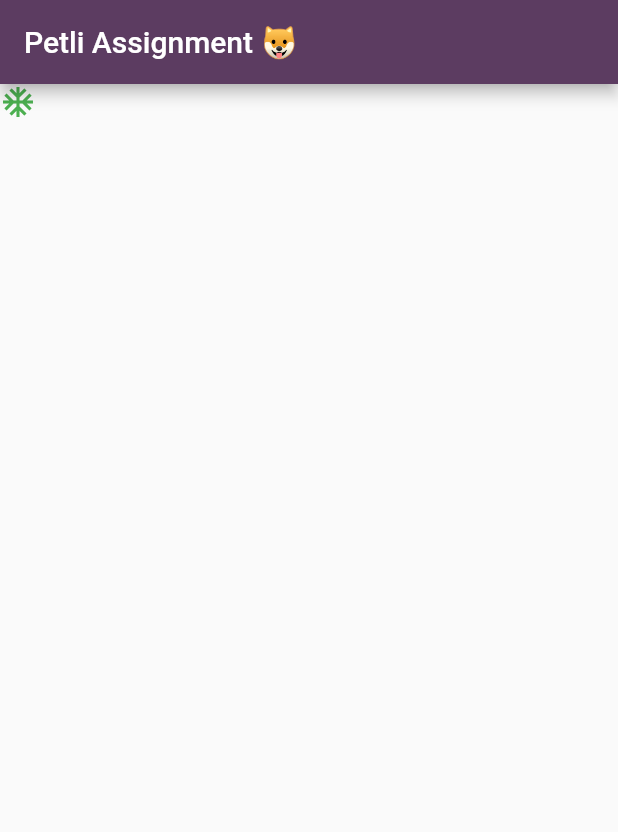
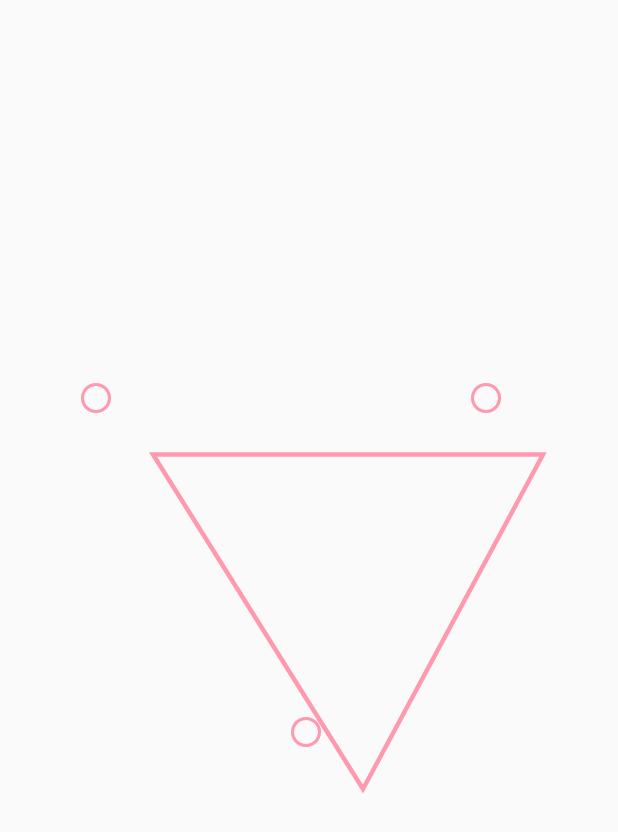
Before and after one commit to alice-ang/flutter, a Flutter app: the screen it shows after launch, on a phone screen of 412 x 824 dp. Shown: the top 832 px of the screen. Run offline on Flutter 3.47's test engine with Material 2 defaults, Android fonts, the light colour scheme and no system bars.

Commit message:
fix CustomMultiChildLayout and lines between circles

```diff
--- a/lib/main.dart
+++ b/lib/main.dart
@@ -1,54 +1,153 @@
 import 'package:flutter/material.dart';
-import 'package:petli/circle/circle.dart';
-import 'package:petli/shape/shape.dart';
-import 'package:petli/triangle/triangle.dart';
 
-void main() {
-  runApp(const MyApp());
-}
+void main() => runApp(const MyApp());
 
 class MyApp extends StatelessWidget {
   const MyApp({Key? key}) : super(key: key);
-  final c1 = const Circle();
-  static const c2 = Circle();
+
+  // This widget is the root of your application.
   @override
   Widget build(BuildContext context) {
-    return MaterialApp(
-        home: Scaffold(
-            appBar: AppBar(
-              backgroundColor: const Color(0xff5c3c61),
-              title: const Text(
-                'Petli Assignment 🐶',
-                style: TextStyle(color: Colors.white),
-              ),
-            ),
-            body: CustomMultiChildLayout(
-              delegate: DragArea(),
+    return const MaterialApp(
+      home: MyCanvas(),
+    );
+  }
+}
+
+class MyCanvas extends StatefulWidget {
+  const MyCanvas({Key? key}) : super(key: key);
+
+  @override
+  _MyCanvasState createState() => _MyCanvasState();
+}
+
+class Position {
+  double _x;
+  double _y;
+
+  Position(this._x, this._y);
+
+  setPosition(double x, double y) {
+    _x = x;
+    _y = y;
+  }
+
+  double get x {
+    return _x;
+  }
+
+  double get y {
+    return _y;
+  }
+}
+
+class _MyCanvasState extends State<MyCanvas> {
+  var pos = <Position>[];
+
+  @override
+  Widget build(BuildContext context) {
+    pos.add(Position(192, 476));
+    pos.add(Position(312, 253));
+    pos.add(Position(52, 253));
+    pos.add(Position(50, 50));
+
+    return Scaffold(
+      body: Center(
+        child: CustomMultiChildLayout(
+          delegate: DragArea(pos),
           children: <Widget>[
             LayoutId(
               id: 't0',
               child: Draggable(
-                    feedback: Icon(Icons.filter_vintage),
+                feedback: const Icon(Icons.circle_outlined),
                 child: const Icon(
-                      Icons.ac_unit,
-                      color: Colors.green,
+                  Icons.circle_outlined,
+                  color: Color(0xffff99af),
                 ),
                 childWhenDragging: Container(),
                 onDragEnd: (DraggableDetails d) {
-                      print(d);
+                  setState(() {
+                    pos[0].setPosition(d.offset.dx, d.offset.dy);
+                  });
                 },
               ),
             ),
+            LayoutId(
+              id: 't1',
+              child: Draggable(
+                feedback: const Icon(Icons.circle_outlined),
+                child: const Icon(
+                  Icons.circle_outlined,
+                  color: Color(0xffff99af),
+                ),
+                childWhenDragging: Container(),
+                onDragEnd: (DraggableDetails d) {
+                  setState(() {
+                    pos[1].setPosition(d.offset.dx, d.offset.dy);
+                  });
+                },
+              ),
+            ),
+            LayoutId(
+              id: 't2',
+              child: Draggable(
+                feedback: const Icon(Icons.circle_outlined),
+                child: const Icon(
+                  Icons.circle_outlined,
+                  color: Color(0xffff99af),
+                ),
+                childWhenDragging: Container(),
+                onDragEnd: (DraggableDetails d) {
+                  setState(() {
+                    pos[2].setPosition(d.offset.dx, d.offset.dy);
+                  });
+                },
+              ),
+            ),
+            LayoutId(id: 't3', child: CustomPaint(painter: LinePainter(pos))),
           ],
-            )));
+        ),
+      ),
+    );
+  }
+}
+
+class LinePainter extends CustomPainter {
+  var _positions = [];
+
+  LinePainter(this._positions);
+
+  @override
+  void paint(Canvas canvas, Size size) {
+    final painter = Paint()
+      ..color = const Color(0xffff99af)
+      ..strokeWidth = 3
+      ..style = PaintingStyle.stroke;
+
+    var path = Path();
+    path.moveTo(_positions[0].x, _positions[0].y);
+    path.lineTo(_positions[1].x, _positions[1].y);
+    path.lineTo(_positions[2].x, _positions[2].y);
+    path.close();
+    canvas.drawPath(path, painter);
+  }
+
+  @override
+  bool shouldRepaint(CustomPainter oldDelegate) {
+    return true;
   }
 }
 
 class DragArea extends MultiChildLayoutDelegate {
+  var _p = <Position>[];
+
+  DragArea(this._p);
+
   @override
   void performLayout(Size size) {
-    for (int i = 0; i < 3; i++) {
+    for (int i = 0; i < 4; i++) {
       layoutChild('t' + i.toString(), BoxConstraints.loose(size));
+      positionChild('t' + i.toString(), Offset(_p[i].x, _p[i].y));
     }
   }
 
```
Also changed, not shown: lib/circle/circle.dart (deleted, +0 -69 lines), lib/line/line_painter.dart (deleted, +0 -21 lines), lib/shape/shape.dart (deleted, +0 -30 lines), lib/shape/shape_painter.dart (deleted, +0 -21 lines), lib/triangle/triangle.dart (deleted, +0 -61 lines), lib/triangle/triangle_painter.dart (deleted, +0 -34 lines), 1 other file. Lines whose indentation alone changed are shown as unchanged.
